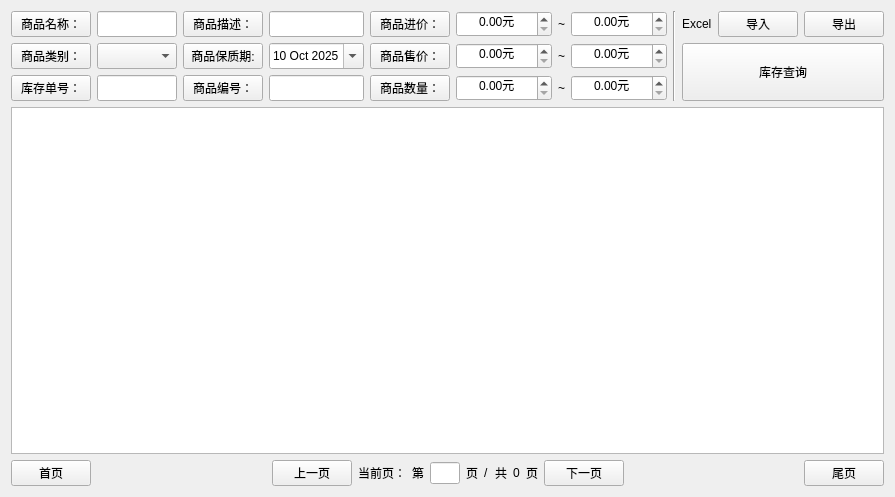
The window that view/manager/widgetinventorymanager.ui (ylxcvvan/Supermarket-Commodity-Management-System) describes before a commit, drawn with Qt 5.
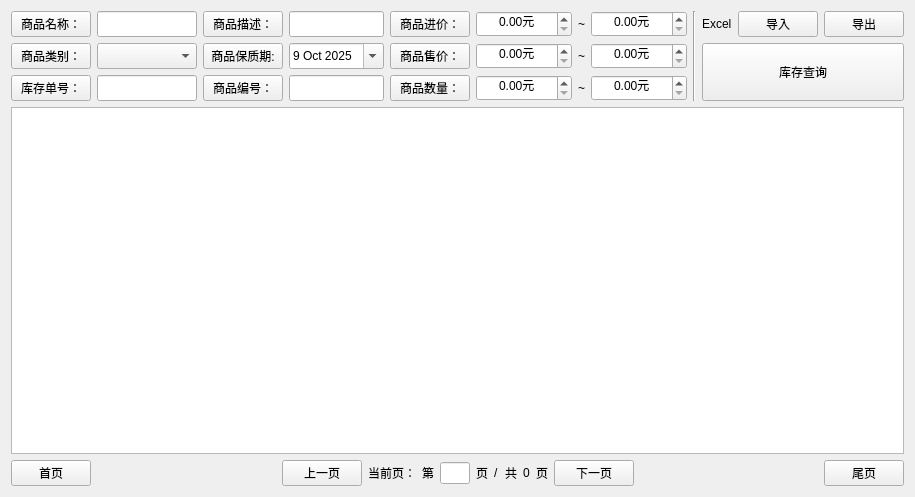
The same window after the commit.

What changed in the file:
```diff
--- a/view/manager/widgetinventorymanager.ui
+++ b/view/manager/widgetinventorymanager.ui
@@ -6,7 +6,7 @@
    <rect>
     <x>0</x>
     <y>0</y>
-    <width>802</width>
+    <width>814</width>
     <height>497</height>
    </rect>
   </property>
@@ -76,7 +76,7 @@
            </property>
            <property name="minimumSize">
             <size>
-             <width>80</width>
+             <width>100</width>
              <height>0</height>
             </size>
            </property>
@@ -179,12 +179,12 @@
            </property>
            <property name="dateTime">
             <datetime>
-             <hour>0</hour>
+             <hour>16</hour>
              <minute>0</minute>
              <second>0</second>
              <year>2025</year>
              <month>10</month>
-             <day>10</day>
+             <day>9</day>
             </datetime>
            </property>
            <property name="calendarPopup">
```
